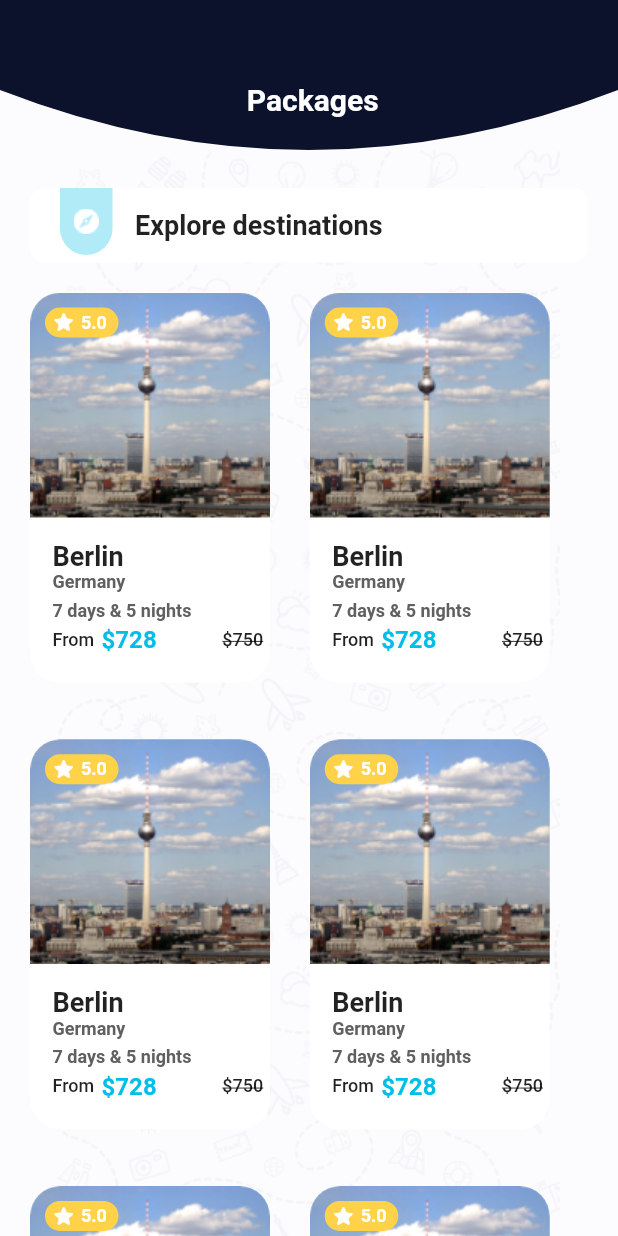
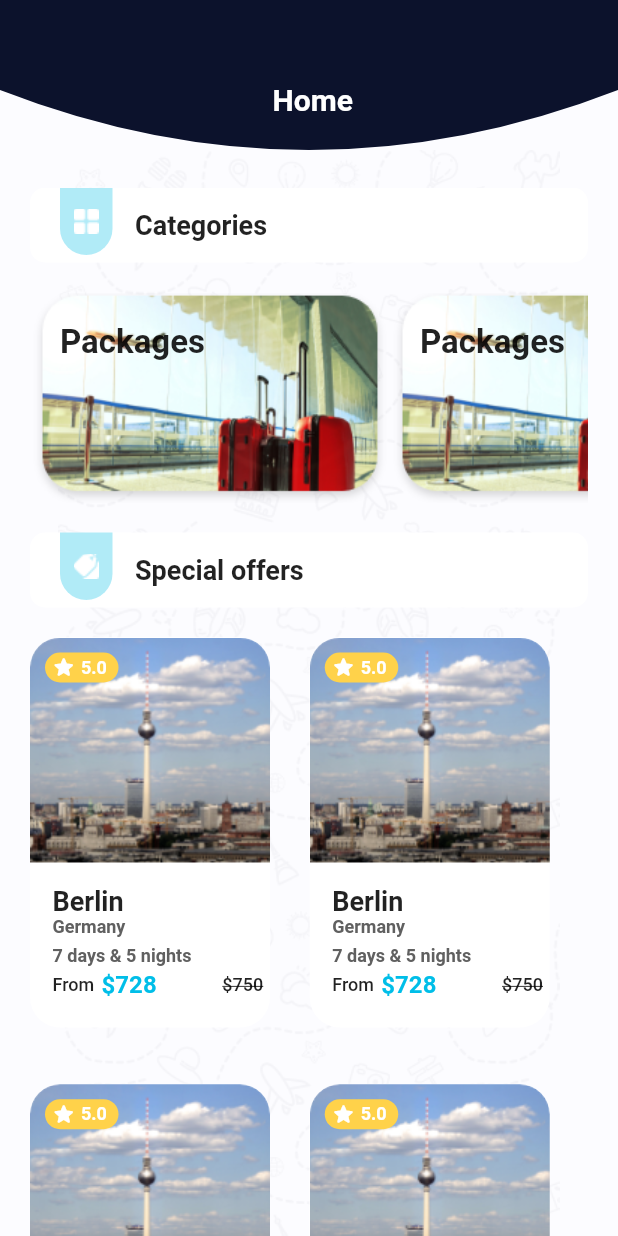
Before and after one commit to Omar-Moshtaha/tourism, a Flutter app: the screen it shows after launch, on a phone screen of 412 x 824 dp. Run offline on Flutter 3.47's test engine with Material 2 defaults, Android fonts, the light colour scheme and no system bars; our stand-ins replace flutter_custom_clippers, hexcolor.

Commit message:
Home_Screen_Finish

```diff
--- /dev/null
+++ b/lib/home.dart
@@ -0,0 +1,338 @@
+import 'package:flutter/cupertino.dart';
+import 'package:flutter/material.dart';
+import 'package:flutter_custom_clippers/flutter_custom_clippers.dart';
+import 'package:hexcolor/hexcolor.dart';
+
+class Home extends StatelessWidget {
+  @override
+  Widget build(BuildContext context) {
+    return Scaffold(
+      backgroundColor: HexColor("#FCFCFF"),
+      appBar: AppBar(
+        toolbarHeight: 100,
+        centerTitle: true,
+        elevation: 0.0,
+        title: Padding(
+          padding: const EdgeInsets.only(top: 53, bottom: 20),
+          child: Text(
+            " Home",
+            style: TextStyle(fontWeight: FontWeight.bold),
+          ),
+        ),
+        flexibleSpace: ClipPath(
+          clipper: OvalBottomBorderClipper(),
+          child: Container(
+            height: 220,
+            width: MediaQuery.of(context).size.width,
+            color: HexColor("0C122C"),
+          ),
+        ),
+      ),
+      body: Container(
+        decoration: BoxDecoration(
+            image: DecorationImage(image: AssetImage("image/image1.png"))),
+        child: Padding(
+          padding: const EdgeInsets.only(top: 25),
+          child: SingleChildScrollView(
+            physics: BouncingScrollPhysics(),
+            child: Column(
+              crossAxisAlignment: CrossAxisAlignment.start,
+              children: [
+                Padding(
+                  padding: const EdgeInsets.only(left: 20, right: 20),
+                  child: Container(
+                    decoration: BoxDecoration(
+                      color: Colors.white,
+                      borderRadius: BorderRadius.circular(10),
+                    ),
+                    height: 50,
+                    width: double.infinity,
+                    child: Row(
+                      children: [
+                        Padding(
+                          padding: const EdgeInsets.only(bottom: 5, left: 20),
+                          child: Opacity(
+                            opacity: 0.30,
+                            child: Container(
+                              width: 35,
+                              height: 45,
+                              child: Image(
+                                image: AssetImage("image/image34.png"),
+                                color: Colors.white,
+                              ),
+                              decoration: BoxDecoration(
+                                color: HexColor("#00BEE8"),
+                                borderRadius: BorderRadius.only(
+                                    bottomRight: Radius.circular(30),
+                                    bottomLeft: Radius.circular(30)),
+                              ),
+                            ),
+                          ),
+                        ),
+                        SizedBox(
+                          width: 15,
+                        ),
+                        Text(
+                          "Categories",
+                          style: TextStyle(
+                            fontSize: 18,
+                            fontWeight: FontWeight.bold,
+                          ),
+                        )
+                      ],
+                    ),
+                  ),
+                ),
+Padding(
+  padding: const EdgeInsets.only(left: 20,top: 20,right: 20),
+  child:   Container(
+
+    height: 140,
+
+    child:   ListView.separated(physics: BouncingScrollPhysics(),scrollDirection: Axis.horizontal,itemBuilder: (context, index) => Stack(
+
+
+
+      children: [
+
+
+
+        Image(image: AssetImage("image/image35.png"),width: 240,height: 140,fit: BoxFit.cover,),
+
+
+
+        Padding(
+
+
+
+          padding: const EdgeInsets.only(top: 20,left: 20),
+
+
+
+          child: Text("Packages",style: TextStyle(
+
+
+
+              fontSize: 22,
+
+
+
+              fontWeight: FontWeight.bold
+
+
+
+          ),),
+
+
+
+        )
+
+
+
+      ],
+
+
+
+    ), separatorBuilder: (context, index) => SizedBox(width: 0,), itemCount: 5),
+
+  ),
+),
+                Padding(
+                  padding: const EdgeInsets.only(left: 20, right: 20,top: 20,),
+                  child: Container(
+                    decoration: BoxDecoration(
+                      color: Colors.white,
+                      borderRadius: BorderRadius.circular(10),
+                    ),
+                    height: 50,
+                    width: double.infinity,
+                    child: Row(
+                      children: [
+                        Padding(
+                          padding: const EdgeInsets.only(bottom: 5, left: 20),
+                          child: Opacity(
+                            opacity: 0.30,
+                            child: Container(
+                              width: 35,
+                              height: 45,
+                              child: Image(
+                                image: AssetImage("image/image36.png"),
+                                color: Colors.white,
+                              ),
+                              decoration: BoxDecoration(
+                                color: HexColor("#00BEE8"),
+                                borderRadius: BorderRadius.only(
+                                    bottomRight: Radius.circular(30),
+                                    bottomLeft: Radius.circular(30)),
+                              ),
+                            ),
+                          ),
+                        ),
+                        SizedBox(
+                          width: 15,
+                        ),
+                        Text(
+                          "Special offers",
+                          style: TextStyle(
+                            fontSize: 18,
+                            fontWeight: FontWeight.bold,
+                          ),
+                        )
+                      ],
+                    ),
+                  ),
+                ),
+
+                Padding(
+                  padding: const EdgeInsets.only(
+                      top: 20, left: 20, right: 20, bottom: 20),
+                  child: GridView.count(
+                      childAspectRatio: 1 / 1.60,
+                      physics: NeverScrollableScrollPhysics(),
+                      mainAxisSpacing: 1,
+                      crossAxisSpacing: 1,
+                      shrinkWrap: true,
+                      crossAxisCount: 2,
+                      children: List.generate(
+                          10,
+                          (index) => Stack(
+                                children: [
+                                  Container(
+                                    decoration: BoxDecoration(
+                                        color: Colors.white,
+                                        borderRadius:
+                                            BorderRadius.circular(20)),
+                                    width: 160,
+                                    height: 260,
+                                  ),
+                                  Container(
+                                    width: 160,
+                                    height: 150,
+                                    decoration: BoxDecoration(
+                                      borderRadius: BorderRadius.only(
+                                          topLeft: Radius.circular(20),
+                                          topRight: Radius.circular(20)),
+                                      image: DecorationImage(
+                                          image:
+                                              AssetImage("image/image33.png"),
+                                          fit: BoxFit.cover),
+                                      color: Colors.white,
+                                    ),
+                                  ),
+                                  Padding(
+                                    padding: const EdgeInsets.only(
+                                        top: 165, left: 15),
+                                    child: Column(
+                                      crossAxisAlignment:
+                                          CrossAxisAlignment.start,
+                                      children: [
+                                        Text(
+                                          "Berlin",
+                                          style: TextStyle(
+                                            fontSize: 18,
+                                            fontWeight: FontWeight.bold,
+                                          ),
+                                        ),
+                                        Text(
+                                          "Germany",
+                                          style: TextStyle(
+                                            fontSize: 12,
+                                            color: HexColor("#606060"),
+                                            fontWeight: FontWeight.w700,
+                                          ),
+                                        ),
+                                        SizedBox(
+                                          height: 5,
+                                        ),
+                                        Text(
+                                          "7 days & 5 nights",
+                                          style: TextStyle(
+                                              fontWeight: FontWeight.w700,
+                                              fontSize: 12,
+                                              color: HexColor("#606060")),
+                                        ),
+                                        SizedBox(
+                                          height: 3,
+                                        ),
+                                        Row(
+                                          children: [
+                                            Text(
+                                              "From",
+                                              style: TextStyle(
+                                                  fontSize: 12,
+                                                  fontWeight: FontWeight.w500),
+                                            ),
+                                            SizedBox(
+                                              width: 5,
+                                            ),
+                                            Text(
+                                              "\$728",
+                                              style: TextStyle(
+                                                  fontSize: 16,
+                                                  fontWeight: FontWeight.bold,
+                                                  color: HexColor("#00BEE8")),
+                                            ),
+                                            Spacer(),
+                                            Padding(
+                                              padding: const EdgeInsets.only(
+                                                  right: 30),
+                                              child: Text(
+                                                "\$750",
+                                                style: TextStyle(
+                                                    fontSize: 12,
+                                                    fontWeight: FontWeight.w500,
+                                                    decoration: TextDecoration
+                                                        .lineThrough),
+                                              ),
+                                            )
+                                          ],
+                                        ),
+                                      ],
+                                    ),
+                                  ),
+                                  Padding(
+                                    padding: const EdgeInsets.only(
+                                        top: 10, left: 10),
+                                    child: Container(
+                                      child: Row(
+                                        children: [
+                                          Padding(
+                                            padding:
+                                                const EdgeInsets.only(left: 4),
+                                            child: Icon(
+                                              Icons.star_rounded,
+                                              color: Colors.white,
+                                              size: 17,
+                                            ),
+                                          ),
+                                          SizedBox(
+                                            width: 3,
+                                          ),
+                                          Text(
+                                            "5.0",
+                                            style: TextStyle(
+                                                fontSize: 12,
+                                                color: Colors.white,
+                                                fontWeight: FontWeight.bold),
+                                          ),
+                                        ],
+                                      ),
+                                      width: 49,
+                                      height: 20,
+                                      decoration: BoxDecoration(
+                                        color: HexColor("#FFD24A"),
+                                        borderRadius: BorderRadius.circular(20),
+                                      ),
+                                    ),
+                                  )
+                                ],
+                              ))),
+                ),
+              ],
+            ),
+          ),
+        ),
+      ),
+    );
+  }
+}
--- a/lib/main.dart
+++ b/lib/main.dart
@@ -2,6 +2,7 @@ import 'package:flutter/cupertino.dart';
 import 'package:flutter/material.dart';
 import 'package:flutter/services.dart';
 import 'package:tourism/faq.dart';
+import 'package:tourism/home.dart';
 import 'package:tourism/more.dart';
 import 'package:tourism/packages.dart';
 import 'package:tourism/passenger.dart';
@@ -41,7 +42,7 @@ statusBarColor: Colors.white.withOpacity(0),
 
     )
   ),
-  home:Packages(),
+  home:Home(),
 );
   }
 
```
Also changed, not shown: image/image34.png (added), image/image35.png (added), image/image36.png (added).
